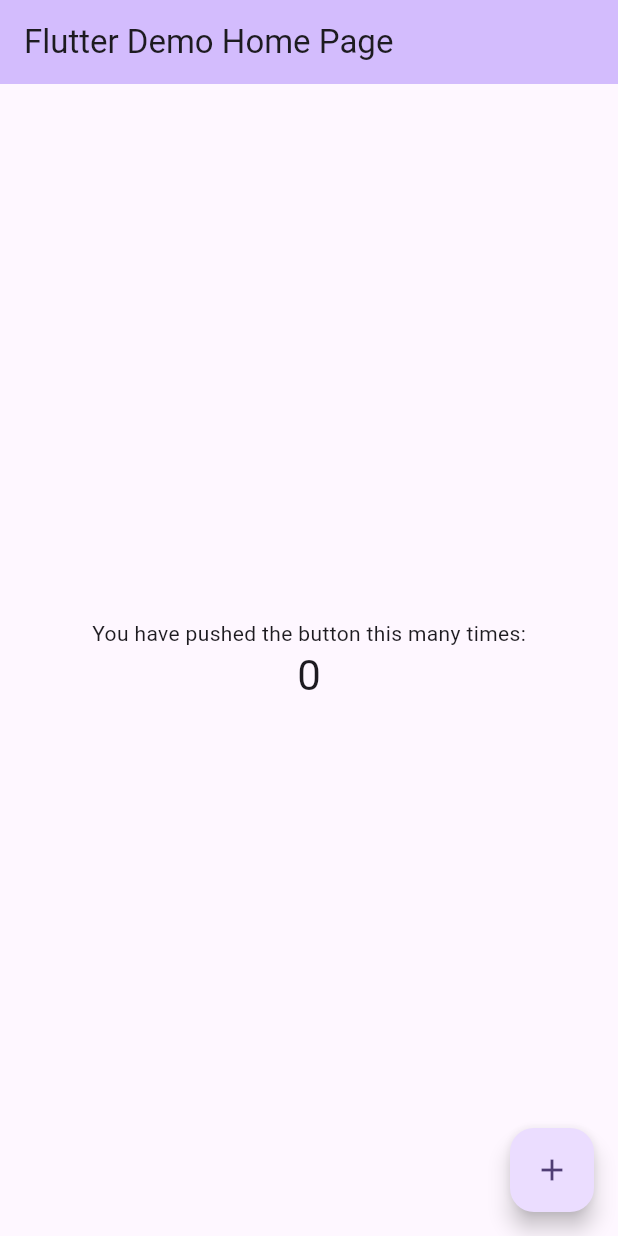
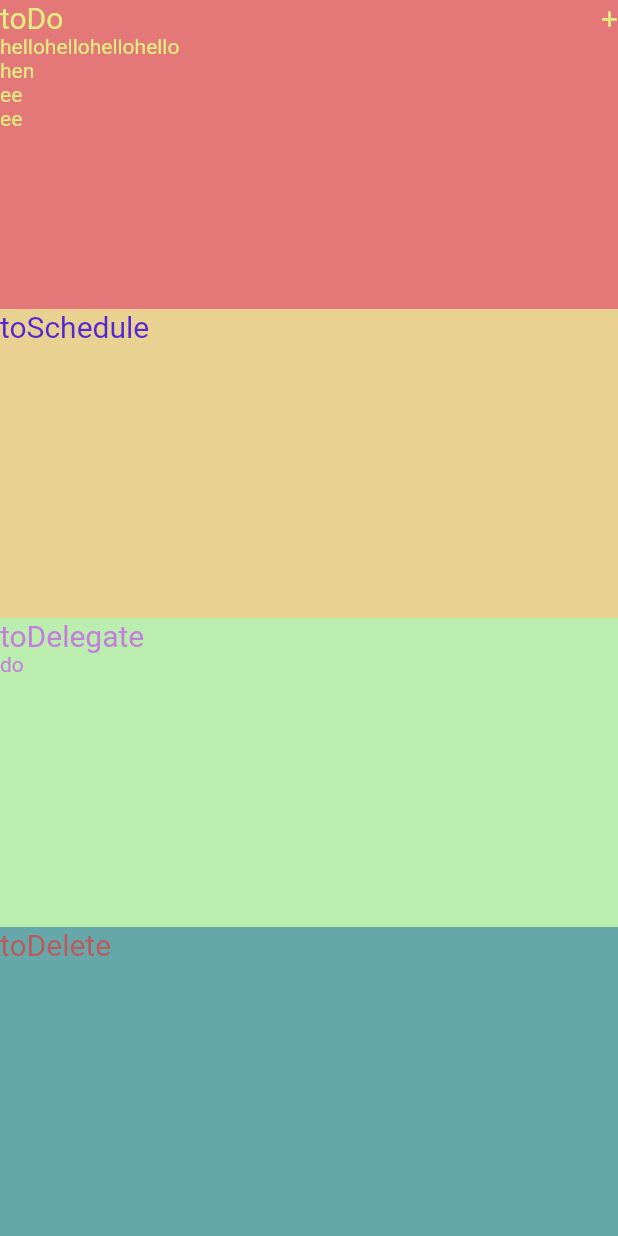
Before and after one commit to SlipFlutterPairProgramming/todo_list, a Flutter app: the screen it shows after launch, on a phone screen of 412 x 824 dp. Run offline on Flutter 3.47's test engine with Material 2 defaults, Android fonts, the phone set to English and light mode, and no system bars; our stand-ins replace get.

Commit message:
:tada: Make code ref of hk's design

```diff
--- a/lib/main.dart
+++ b/lib/main.dart
@@ -1,125 +1,304 @@
 import 'package:flutter/material.dart';
+import 'package:get/get.dart';
+import 'package:get/get_connect/http/src/utils/utils.dart';
+import 'package:uuid/uuid.dart';
+import 'package:uuid/v6.dart';
 
 void main() {
-  runApp(const MyApp());
+  runApp(TodoWidget());
 }
 
-class MyApp extends StatelessWidget {
-  const MyApp({super.key});
+class TodoWidget extends StatefulWidget {
+  TodoWidget({super.key});
+  // provider 스타일로 거진 최상위 위젯에 컨트롤러를 생성했고, put 하여 global singleton 처럼 사용하게 했어영
+  final ctrl = Get.put(TodoController());
 
-  // This widget is the root of your application.
+  @override
+  State<TodoWidget> createState() => _TodoWidgetState();
+}
+
+class _TodoWidgetState extends State<TodoWidget> {
   @override
   Widget build(BuildContext context) {
-    return MaterialApp(
-      title: 'Flutter Demo',
-      theme: ThemeData(
-        // This is the theme of your application.
-        //
-        // TRY THIS: Try running your application with "flutter run". You'll see
-        // the application has a blue toolbar. Then, without quitting the app,
-        // try changing the seedColor in the colorScheme below to Colors.green
-        // and then invoke "hot reload" (save your changes or press the "hot
-        // reload" button in a Flutter-supported IDE, or press "r" if you used
-        // the command line to start the app).
-        //
-        // Notice that the counter didn't reset back to zero; the application
-        // state is not lost during the reload. To reset the state, use hot
-        // restart instead.
-        //
-        // This works for code too, not just values: Most code changes can be
-        // tested with just a hot reload.
-        colorScheme: ColorScheme.fromSeed(seedColor: Colors.deepPurple),
-        useMaterial3: true,
+    return GetMaterialApp(
+      title: 'to HK H KH do',
+      home: Scaffold(
+        body: Stack(
+          children: [
+            const Column(
+              children: [
+                TodoGroupWidget(group: Group.toDo),
+                TodoGroupWidget(group: Group.toSchedule),
+                TodoGroupWidget(group: Group.toDelegate),
+                TodoGroupWidget(group: Group.toDelete),
+              ],
             ),
-      home: const MyHomePage(title: 'Flutter Demo Home Page'),
+            Row(
+              children: [
+                const Expanded(
+                  flex: 1,
+                  child: Text(''),
+                ),
+                GestureDetector(
+                  onTap: () => Get.bottomSheet(
+                    const InputingDialog(),
+                  ),
+                  child: Text(
+                    "+",
+                    style: TextStyle(
+                      color: getColors(Group.toDo).$2,
+                      fontSize: 20,
+                    ),
+                  ),
+                ),
+              ],
+            ),
+          ],
+        ),
+      ),
     );
   }
 }
 
-class MyHomePage extends StatefulWidget {
-  const MyHomePage({super.key, required this.title});
+enum Group { all, toDo, toSchedule, toDelegate, toDelete }
 
-  // This widget is the home page of your application. It is stateful, meaning
-  // that it has a State object (defined below) that contains fields that affect
-  // how it looks.
+(Color, Color) getColors(Group group) {
+  switch (group) {
+    case Group.toDo:
+      return (
+        const Color.fromRGBO(228, 120, 120, 1),
+        const Color.fromARGB(255, 226, 235, 128),
+      );
+    case Group.toSchedule:
+      return (
+        const Color.fromARGB(255, 233, 210, 145),
+        const Color.fromARGB(255, 84, 37, 212),
+      );
+    case Group.toDelegate:
+      return (
+        const Color.fromARGB(255, 187, 237, 175),
+        const Color.fromARGB(255, 195, 127, 219),
+      );
+    case Group.toDelete:
+      return (
+        const Color.fromARGB(255, 102, 167, 169),
+        const Color.fromARGB(255, 186, 90, 90),
+      );
 
-  // This class is the configuration for the state. It holds the values (in this
-  // case the title) provided by the parent (in this case the App widget) and
-  // used by the build method of the State. Fields in a Widget subclass are
-  // always marked "final".
+    default:
+      return (Colors.black, Colors.white);
+  }
+}
 
-  final String title;
+class TodoController extends GetxController {
+  //사실 <TodoGroupWidget>[].obs; 으로 하고, 각 todoGroupwidget에게 각각 자신의 리스트를 책임지게 하는게(또는 글로벌 obs에 depth를 주는게) 렌더링이 더 적을 것 같지만,
+  //또 개인적으로는 추후 백엔드와 동기화가 필요한 obs와 그렇지 않은 obs를 분리해서 관리하는 것이
+  //getx에 익숙하지 않으실 것 같아서 빠른 구현을 위한 형태로 짰습니다. 수월하시면 개선 부탁드려여
+  final list = <TodoTile>[
+    TodoTile(
+      group: Group.toDo,
+      content: 'hellohellohellohello\nhen\nee\nee',
+    ),
+    TodoTile(
+      group: Group.toDelegate,
+      content: 'do',
+    ),
+  ].obs;
+  final selectedGroup = Group.all.obs;
+
+  void removeTile(String uuid) {
+    list.removeWhere((TodoTile tile) => tile.uuid == uuid);
+  }
+
+  void addTile(Group group, String content) {
+    list.insert(
+      0,
+      TodoTile(
+        group: group,
+        content: content,
+      ),
+    );
+  }
+
+  void selectGroup(Group group) {
+    selectedGroup.value = group;
+  }
+}
+
+class InputingDialog extends StatefulWidget {
+  const InputingDialog({super.key});
 
   @override
-  State<MyHomePage> createState() => _MyHomePageState();
+  State<InputingDialog> createState() => _InputingDialogState();
 }
 
-class _MyHomePageState extends State<MyHomePage> {
-  int _counter = 0;
+class _InputingDialogState extends State<InputingDialog> {
+  final todoCtrl = Get.find<TodoController>();
 
-  void _incrementCounter() {
-    setState(() {
-      // This call to setState tells the Flutter framework that something has
-      // changed in this State, which causes it to rerun the build method below
-      // so that the display can reflect the updated values. If we changed
-      // _counter without calling setState(), then the build method would not be
-      // called again, and so nothing would appear to happen.
-      _counter++;
-    });
-  }
+  Group selectedGrop = Group.toDo;
 
   @override
   Widget build(BuildContext context) {
-    // This method is rerun every time setState is called, for instance as done
-    // by the _incrementCounter method above.
-    //
-    // The Flutter framework has been optimized to make rerunning build methods
-    // fast, so that you can just rebuild anything that needs updating rather
-    // than having to individually change instances of widgets.
-    return Scaffold(
-      appBar: AppBar(
-        // TRY THIS: Try changing the color here to a specific color (to
-        // Colors.amber, perhaps?) and trigger a hot reload to see the AppBar
-        // change color while the other colors stay the same.
-        backgroundColor: Theme.of(context).colorScheme.inversePrimary,
-        // Here we take the value from the MyHomePage object that was created by
-        // the App.build method, and use it to set our appbar title.
-        title: Text(widget.title),
+    return Container(
+      color: Colors.white,
+      child: Column(
+        children: [
+          Column(
+            children: [
+              for (var g in Group.values)
+                if (g != Group.all)
+                  ListTile(
+                    title: Text(g.name),
+                    leading: Radio<Group>(
+                      value: g,
+                      groupValue: selectedGrop,
+                      onChanged: (Group? value) {
+                        if (value != null) {
+                          setState(() {
+                            selectedGrop = value;
+                          });
+                        }
+                      },
                     ),
-      body: Center(
-        // Center is a layout widget. It takes a single child and positions it
-        // in the middle of the parent.
+                  )
+            ],
+          ),
+          TextField(
+            onSubmitted: (value) {
+              if (value != '') {
+                todoCtrl.addTile(selectedGrop, value);
+              }
+              Get.back();
+            },
+          ),
+        ],
+      ),
+    );
+  }
+}
+
+class TodoGroupWidget extends StatefulWidget {
+  const TodoGroupWidget({super.key, required this.group});
+  final Group group;
+
+  @override
+  State<TodoGroupWidget> createState() => _TodoGroupWidgetState();
+}
+
+class _TodoGroupWidgetState extends State<TodoGroupWidget> {
+  @override
+  Widget build(BuildContext context) {
+    final ctrl = Get.find<TodoController>();
+    final (bg, fg) = getColors(widget.group);
+    return Obx(
+      () => Expanded(
+        //추후 animation을 위해 flex를 크게 잡음
+        flex: ctrl.selectedGroup.value == widget.group ? 300 : 100,
+        child: GestureDetector(
+          onTap: () {
+            if (ctrl.selectedGroup.value == widget.group) {
+              ctrl.selectedGroup.value = Group.all;
+            } else {
+              ctrl.selectedGroup.value = widget.group;
+            }
+          },
+          child: Container(
+            color: bg,
             child: Column(
-          // Column is also a layout widget. It takes a list of children and
-          // arranges them vertically. By default, it sizes itself to fit its
-          // children horizontally, and tries to be as tall as its parent.
-          //
-          // Column has various properties to control how it sizes itself and
-          // how it positions its children. Here we use mainAxisAlignment to
-          // center the children vertically; the main axis here is the vertical
-          // axis because Columns are vertical (the cross axis would be
-          // horizontal).
-          //
-          // TRY THIS: Invoke "debug painting" (choose the "Toggle Debug Paint"
-          // action in the IDE, or press "p" in the console), to see the
-          // wireframe for each widget.
-          mainAxisAlignment: MainAxisAlignment.center,
-          children: <Widget>[
-            const Text(
-              'You have pushed the button this many times:',
+              children: [
+                Row(
+                  children: [
+                    Text(
+                      widget.group.name,
+                      style: TextStyle(
+                        color: fg,
+                        fontSize: 20,
                       ),
-            Text(
-              '$_counter',
-              style: Theme.of(context).textTheme.headlineMedium,
+                    ),
+                  ],
+                ),
+                Expanded(
+                  child: Obx(() => ListView(
+                        children: [
+                          for (var tile in ctrl.list)
+                            if (tile.group == widget.group) tile,
+                        ],
+                      )),
                 ),
               ],
             ),
           ),
-      floatingActionButton: FloatingActionButton(
-        onPressed: _incrementCounter,
-        tooltip: 'Increment',
-        child: const Icon(Icons.add),
-      ), // This trailing comma makes auto-formatting nicer for build methods.
+        ),
+      ),
     );
   }
 }
+
+class TodoTile extends StatefulWidget {
+  TodoTile({
+    super.key,
+    required this.group,
+    required this.content,
+  });
+  static const uuidGen = Uuid();
+  final Group group;
+  final String content;
+  bool favorite = false;
+  bool done = false;
+  final String uuid = TodoTile.uuidGen.v4();
+
+  @override
+  State<TodoTile> createState() => _TodoTileState();
+}
+
+class _TodoTileState extends State<TodoTile> {
+  Offset begin = Offset.zero;
+  Offset end = Offset.zero;
+  @override
+  Widget build(BuildContext context) {
+    final (_, color) = getColors(widget.group);
+    return Row(
+      children: [
+        Expanded(
+          child: GestureDetector(
+            onHorizontalDragStart: (DragStartDetails details) {
+              begin = details.localPosition;
+            },
+            onHorizontalDragUpdate: (details) {
+              end = details.localPosition;
+            },
+            onHorizontalDragEnd: (details) {
+              final movement = end - begin;
+              if (movement.dy.abs() < 10 && movement.dx > 20) {
+                setState(() {
+                  widget.done = true;
+                });
+              } else if (movement.dy.abs() < 10 && movement.dx < -20) {
+                Get.find<TodoController>().removeTile(widget.uuid);
+              }
+              begin = Offset.zero;
+              end = Offset.zero;
+            },
+            onLongPress: () => setState(() {
+              widget.favorite = !widget.favorite;
+            }),
+            key: Key(widget.uuid),
+            child: Row(
+              children: [
+                widget.favorite
+                    ? Icon(Icons.star, color: color)
+                    : const Text(''),
+                Text(widget.content,
+                    style: TextStyle(
+                      color: color,
+                      decoration:
+                          widget.done ? TextDecoration.lineThrough : null,
+                    )),
+              ],
+            ),
+          ),
+        ),
+      ],
+    );
+  }
+}
--- a/pubspec.yaml
+++ b/pubspec.yaml
@@ -30,6 +30,8 @@ environment:
 dependencies:
   flutter:
     sdk: flutter
+  get:
+  uuid:
 
 
   # The following adds the Cupertino Icons font to your application.
```
Lines whose indentation alone changed are shown as unchanged.
